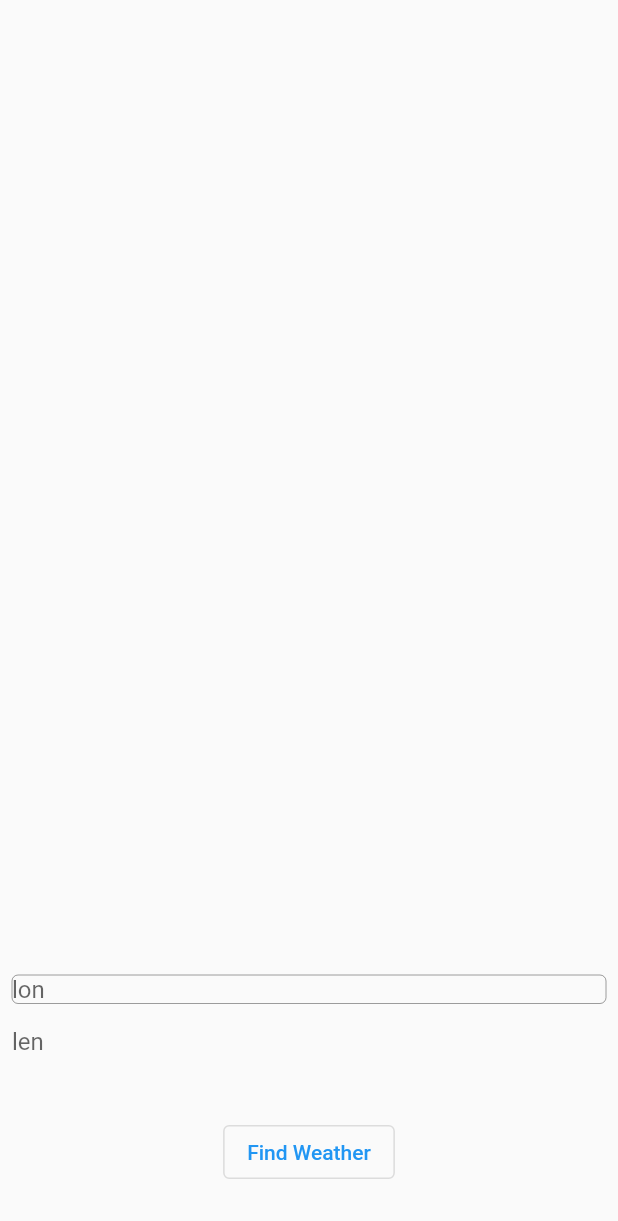
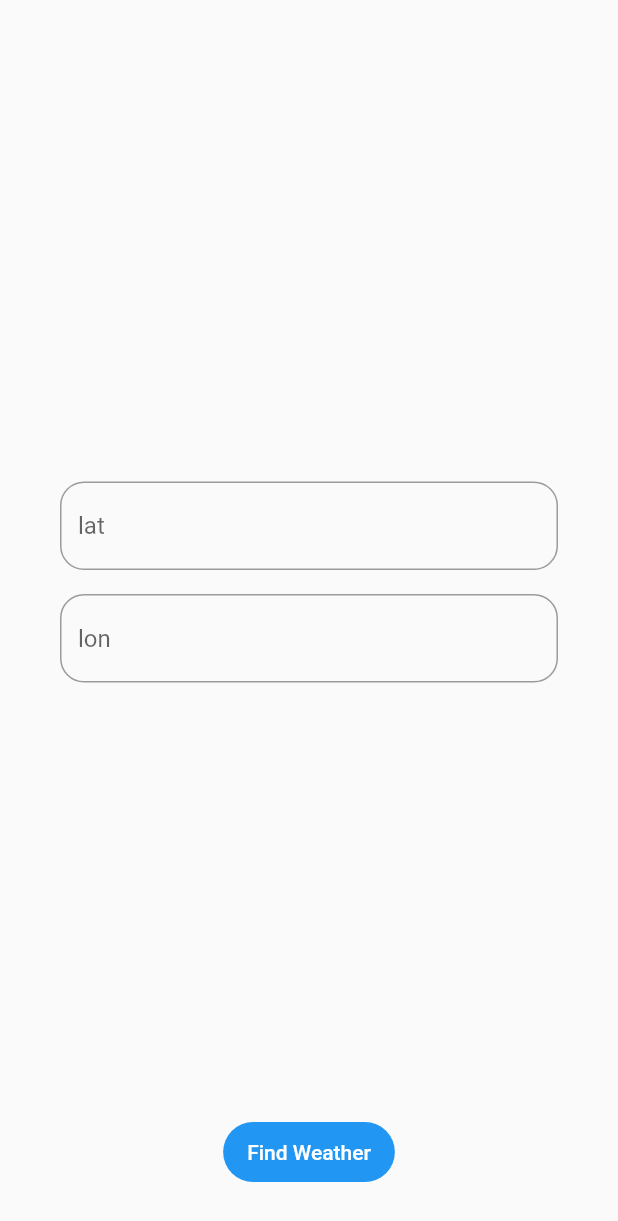
Before and after one commit to dexorded/dart-weather-example-app, a Flutter app: the screen it shows after launch, after a tap on "Find Weather", on a phone screen of 412 x 824 dp. Shown: the top 1221 px of the screen. Run offline on Flutter 3.47's test engine with Material 2 defaults, Android fonts, the phone set to English and light mode, and no system bars; our stand-ins replace dio; network calls fail.

Commit message:
feat: update presentation layer

```diff
--- a/lib/src/domain/usecases/get_weather_usecase.dart
+++ b/lib/src/domain/usecases/get_weather_usecase.dart
@@ -1,3 +1,4 @@
+import 'package:template_project/src/domain/entities/weather.dart';
 import 'package:template_project/src/domain/repositories/weather_repository.dart';
 
 class GetWeatherUseCase {
@@ -7,11 +8,13 @@ class GetWeatherUseCase {
     required this.weatherRepository,
   });
 
-  Future<void> call({
+  Future<Weather> call({
     required String lat,
     required String lon,
   }) async {
-    weatherRepository.getWeather(
+    print('$lat $lon');
+
+    return await weatherRepository.getWeather(
       lat: lat,
       lon: lon,
     );
--- a/lib/src/presenatation/pages/home_page.dart
+++ b/lib/src/presenatation/pages/home_page.dart
@@ -1,39 +1,85 @@
 import 'package:flutter/material.dart';
+import 'package:flutter/services.dart';
+import 'package:template_project/src/data/repositories/weather_open_map_repository_impl.dart';
+import 'package:template_project/src/domain/entities/weather.dart';
+import 'package:template_project/src/domain/repositories/weather_repository.dart';
+import 'package:template_project/src/domain/usecases/get_weather_usecase.dart';
+import 'package:template_project/src/presenatation/pages/weather_page.dart';
 
 class HomePage extends StatelessWidget {
   const HomePage({super.key});
 
   @override
   Widget build(BuildContext context) {
+    final WeatherRepository weatherRepository =
+        WeatherOpenMapRepositoriesImpl();
+    final GetWeatherUseCase getWeatherUseCase = GetWeatherUseCase(
+      weatherRepository: weatherRepository,
+    );
+
+    String lat = '';
+    String lon = '';
+
     return Scaffold(
-      body: Column(
+      body: Padding(
+        padding: const EdgeInsets.all(32.0),
+        child: Column(
           children: [
-          const Spacer(
-            flex: 2,
+            const Spacer(),
+            Padding(
+              padding: const EdgeInsets.all(8.0),
+              child: TextField(
+                inputFormatters: [
+                  FilteringTextInputFormatter.allow(RegExp(r'[0-9.]')),
+                ],
+                onChanged: (v) => lat = v,
+                decoration: const InputDecoration(
+                  border: OutlineInputBorder(
+                    borderRadius: BorderRadius.all(
+                      Radius.circular(16.0),
                     ),
-          const Padding(
-            padding: EdgeInsets.all(8.0),
+                  ),
+                  hintText: 'lat',
+                ),
+              ),
+            ),
+            Padding(
+              padding: const EdgeInsets.all(8.0),
               child: TextField(
-              decoration: InputDecoration.collapsed(
-                border: OutlineInputBorder(),
+                inputFormatters: [
+                  FilteringTextInputFormatter.allow(RegExp(r'[0-9.]')),
+                ],
+                onChanged: (v) => lon = v,
+                decoration: const InputDecoration(
+                  border: OutlineInputBorder(
+                    borderRadius: BorderRadius.all(
+                      Radius.circular(16.0),
+                    ),
+                  ),
                   hintText: 'lon',
                 ),
               ),
             ),
-          const Padding(
-            padding: EdgeInsets.all(8.0),
-            child: TextField(
-              decoration: InputDecoration.collapsed(hintText: 'len'),
+            const Spacer(),
+            FilledButton(
+              onPressed: () async {
+                final Weather weather = await getWeatherUseCase.call(
+                  lat: lat,
+                  lon: lon,
+                );
+
+                Navigator.of(context).push(
+                  MaterialPageRoute(
+                    builder: (_) => WeatherPage(
+                      weather: weather,
                     ),
                   ),
-          Container(
-            padding: const EdgeInsets.all(32.0),
-            child: OutlinedButton(
-              onPressed: () => '',
+                );
+              },
               child: const Text('Find Weather'),
             ),
+          ],
         ),
-        ],
       ),
     );
   }
```
Also changed, not shown: lib/src/data/models/weather_model.dart (+5 -18 lines), lib/src/presenatation/pages/weather_page.dart (+33 -2 lines). Lines whose indentation alone changed are shown as unchanged.
